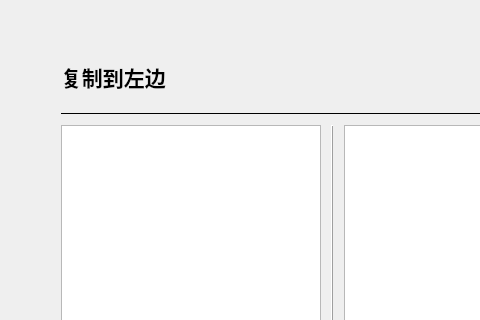
Old version of the form mainwindow.ui in the repository chowhsienwuu/laopo_lanlan_pk10; both pictures show x 0 to 480 and y 0 to 320 of the 1147 by 808 pixel window.
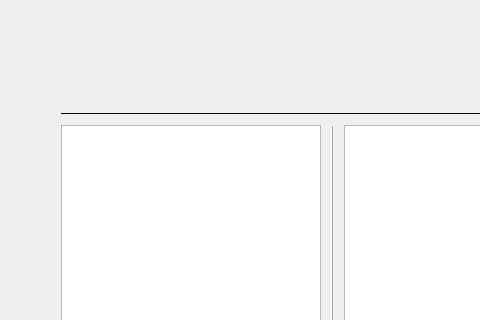
New version of the form.

Commit message: 添加天和240 d盘

Patch:
```diff
--- a/mainwindow.ui
+++ b/mainwindow.ui
@@ -56,7 +56,7 @@
           </font>
          </property>
          <property name="text">
-          <string>复制到左边</string>
+          <string/>
          </property>
         </widget>
        </item>
```
Left out of the diff: 2 changed lines with no effect on the pictures. The commit also changes 2 other files.
